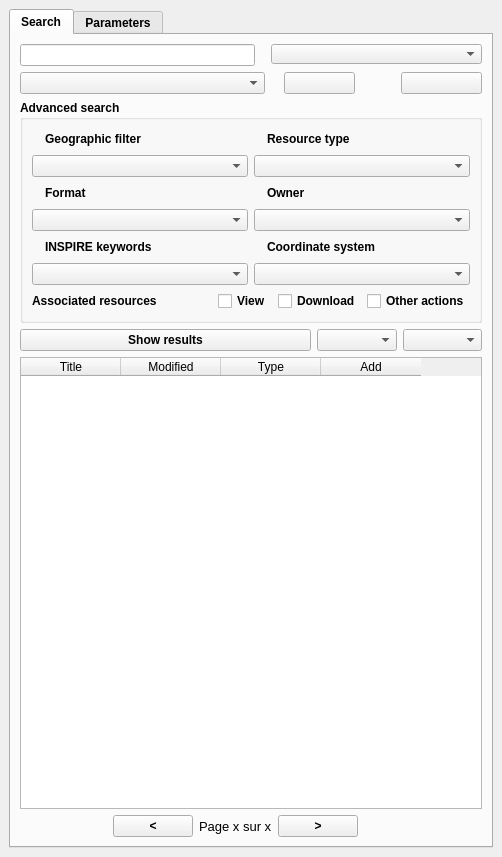
Old version of the form ui/isogeo_dockwidget_base.ui in the repository isogeo/isogeo-plugin-qgis.
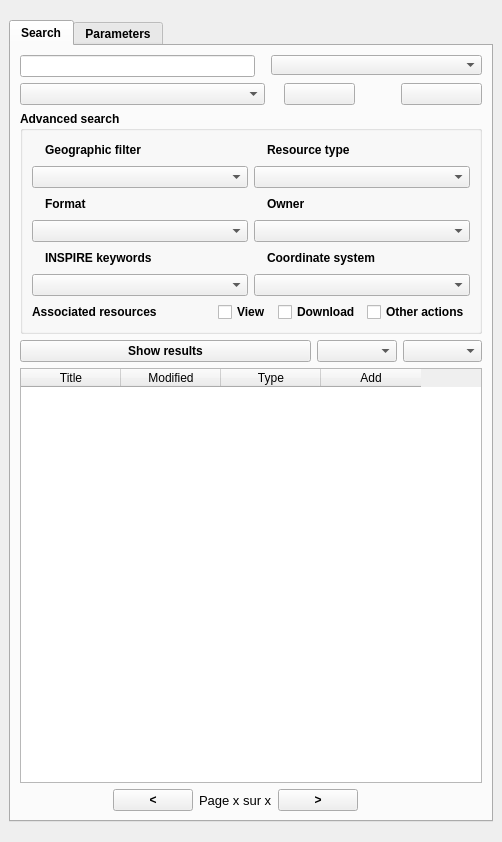
New version of the form. Icons and pictures are not drawn. Custom widgets are drawn as their Qt base class.

Diff of the .ui file:
```diff
--- a/ui/isogeo_dockwidget_base.ui
+++ b/ui/isogeo_dockwidget_base.ui
@@ -7,13 +7,13 @@
     <x>0</x>
     <y>0</y>
     <width>502</width>
-    <height>857</height>
+    <height>842</height>
    </rect>
   </property>
   <property name="minimumSize">
    <size>
     <width>502</width>
-    <height>857</height>
+    <height>842</height>
    </size>
   </property>
   <property name="locale">
@@ -24,8 +24,20 @@
   </property>
   <widget class="QWidget" name="dockWidgetContents">
    <layout class="QGridLayout" name="gridLayout">
-    <item row="1" column="0">
+    <item row="0" column="0">
      <widget class="QTabWidget" name="tabWidget">
+      <property name="sizePolicy">
+       <sizepolicy hsizetype="Preferred" vsizetype="Preferred">
+        <horstretch>0</horstretch>
+        <verstretch>0</verstretch>
+       </sizepolicy>
+      </property>
+      <property name="maximumSize">
+       <size>
+        <width>16777215</width>
+        <height>802</height>
+       </size>
+      </property>
       <property name="font">
        <font>
         <weight>75</weight>
@@ -292,7 +304,7 @@
                      </property>
                      <property name="maximumSize">
                       <size>
-                       <width>300</width>
+                       <width>16777215</width>
                        <height>16777215</height>
                       </size>
                      </property>
@@ -370,7 +382,7 @@
                      </property>
                      <property name="maximumSize">
                       <size>
-                       <width>300</width>
+                       <width>16777215</width>
                        <height>16777215</height>
                       </size>
                      </property>
@@ -493,7 +505,7 @@
                      </property>
                      <property name="maximumSize">
                       <size>
-                       <width>300</width>
+                       <width>16777215</width>
                        <height>16777215</height>
                       </size>
                      </property>
@@ -571,7 +583,7 @@
                      </property>
                      <property name="maximumSize">
                       <size>
-                       <width>300</width>
+                       <width>16777215</width>
                        <height>16777215</height>
                       </size>
                      </property>
```
Left out of the diff: 2 changed lines with no effect on the pictures.
